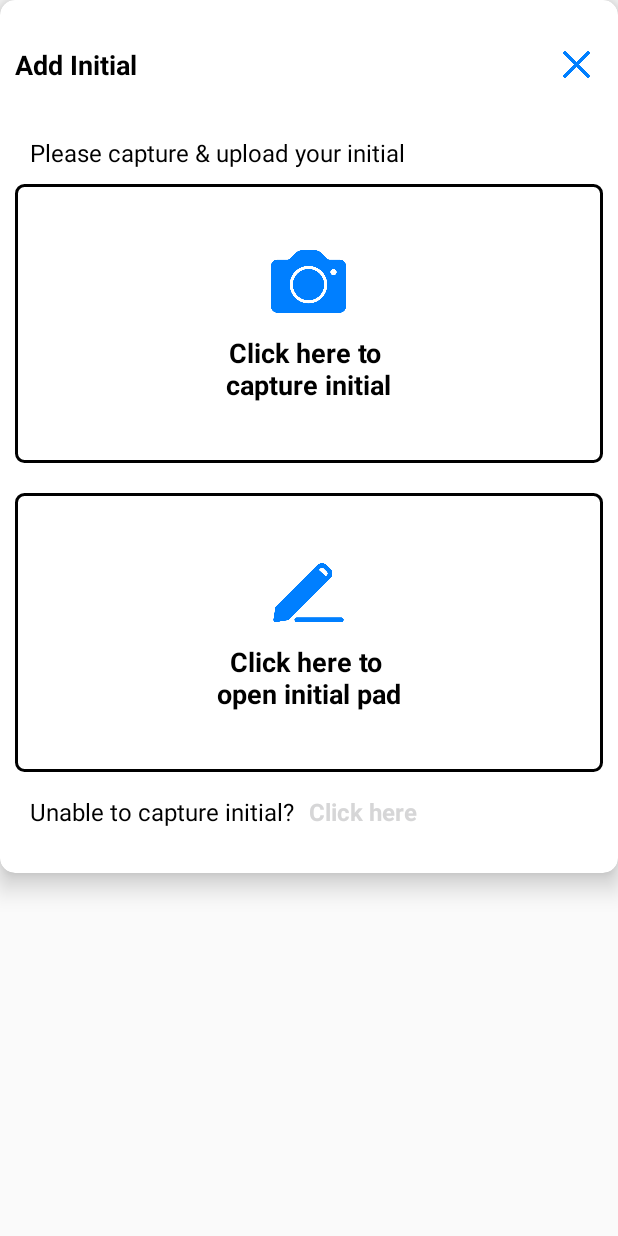
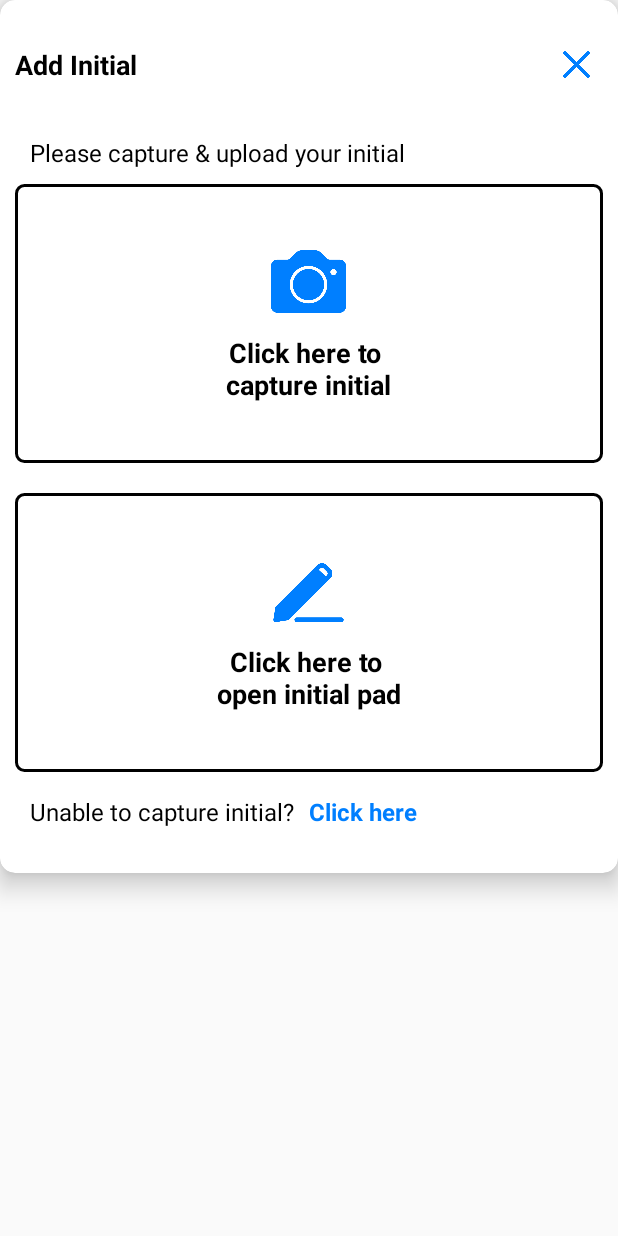
Before and after one commit to techrevgit/TechrevVideoCall, an Android app: the fragment CaptureSignerInitialDialogFragment shown on its own in the app's theme, on a phone screen of 412 x 824 dp. Run offline under Robolectric (Android 15) with nearby library versions, the phone set to English and light mode, and no system bars; 3 statements that could not run were skipped.

Commit message:
Some minor issues resolved

```diff
--- a/analytics/src/main/java/com/techrev/videocall/RetrofitNetworkClass.java
+++ b/analytics/src/main/java/com/techrev/videocall/RetrofitNetworkClass.java
@@ -1,4 +1,4 @@
-//package cordova_plugin_techrev_videoconference.TechRevVideoConferenceWrapper;
+//package .TechRevVideoConferenceWrapper;
 package com.techrev.videocall;
 import android.content.Context;
 import android.net.ConnectivityManager;
--- a/analytics/src/main/res/layout/activity_camera.xml
+++ b/analytics/src/main/res/layout/activity_camera.xml
@@ -4,7 +4,7 @@
     android:layout_width="match_parent"
     android:layout_height="match_parent"
     android:orientation="vertical"
-    tools:context="cordova_plugin_techrev_videoconference.CameraActivity">
+    tools:context=".CameraActivity">
 
     <RelativeLayout
         android:layout_width="match_parent"
--- a/analytics/src/main/res/layout/activity_my_all_uploaded_documents.xml
+++ b/analytics/src/main/res/layout/activity_my_all_uploaded_documents.xml
@@ -7,7 +7,7 @@
     android:layout_height="match_parent"
     android:fitsSystemWindows="false"
     android:orientation="vertical"
-    tools:context="cordova_plugin_techrev_videoconference.MyAllUploadedDocumentsActivity">
+    tools:context=".MyAllUploadedDocumentsActivity">
 
     <LinearLayout
         android:id="@+id/header_section"
--- a/analytics/src/main/res/layout/activity_my_current_uploaded_documents.xml
+++ b/analytics/src/main/res/layout/activity_my_current_uploaded_documents.xml
@@ -7,7 +7,7 @@
     android:layout_height="match_parent"
     android:fitsSystemWindows="false"
     android:orientation="vertical"
-    tools:context="cordova_plugin_techrev_videoconference.MyCurrentUploadedDocumentsActivity">
+    tools:context=".MyCurrentUploadedDocumentsActivity">
 
     <LinearLayout
         android:id="@+id/header_section"
--- a/analytics/src/main/res/layout/activity_preview_request_document.xml
+++ b/analytics/src/main/res/layout/activity_preview_request_document.xml
@@ -6,7 +6,7 @@
     android:layout_width="match_parent"
     android:layout_height="match_parent"
     android:orientation="vertical"
-    tools:context="cordova_plugin_techrev_videoconference.PreviewRequestDocumentActivity">
+    tools:context=".PreviewRequestDocumentActivity">
 
     <LinearLayout
         android:id="@+id/header_section"
--- a/analytics/src/main/res/layout/activity_white_board.xml
+++ b/analytics/src/main/res/layout/activity_white_board.xml
@@ -4,7 +4,7 @@
     android:layout_width="match_parent"
     android:layout_height="match_parent"
     android:orientation="vertical"
-    tools:context="cordova_plugin_techrev_videoconference.WhiteBoardActivity">
+    tools:context=".WhiteBoardActivity">
 
     <RelativeLayout
         android:layout_width="match_parent"
--- a/analytics/src/main/res/layout/chat_option_menu.xml
+++ b/analytics/src/main/res/layout/chat_option_menu.xml
@@ -1,5 +1,5 @@
 <?xml version="1.0" encoding="utf-8"?>
-<menu xmlns:android="http://schemas.android.com/apk/res/android" >
+<menu xmlns:android="http://schemas.android.com/apk/res/android">
     <item android:id="@+id/copy_item"
         android:title="Copy"
         android:icon="@drawable/copy"
--- a/analytics/src/main/res/layout/dialog_fragment_signer_authorization.xml
+++ b/analytics/src/main/res/layout/dialog_fragment_signer_authorization.xml
@@ -9,7 +9,7 @@
     app:cardElevation="1dp"
     android:layout_marginLeft="15dp"
     android:layout_marginRight="15dp"
-    tools:context="cordova_plugin_techrev_videoconference.SignerAuthirizationDialogFragment">
+    tools:context=".SignerAuthirizationDialogFragment">
 
     <LinearLayout
         android:layout_width="match_parent"
--- a/analytics/src/main/res/layout/dialog_fragment_signer_initial.xml
+++ b/analytics/src/main/res/layout/dialog_fragment_signer_initial.xml
@@ -7,7 +7,7 @@
     app:cardCornerRadius="10dp"
     app:cardElevation="10dp"
     app:cardBackgroundColor="@color/white"
-    tools:context="cordova_plugin_techrev_videoconference.CaptureSignerInitialDialogFragment">
+    tools:context=".CaptureSignerInitialDialogFragment">
 
     <LinearLayout
         android:layout_width="match_parent"
@@ -148,7 +148,7 @@
                 android:paddingTop="10dp"
                 android:paddingBottom="10dp"
                 android:textSize="16sp"
-                android:textColor="@color/colorPrimary"
+                android:textColor="@color/color_primary"
                 />
 
         </LinearLayout>
--- a/analytics/src/main/res/layout/dialog_fragment_signer_signature.xml
+++ b/analytics/src/main/res/layout/dialog_fragment_signer_signature.xml
@@ -7,7 +7,7 @@
         app:cardCornerRadius="10dp"
         app:cardElevation="10dp"
         app:cardBackgroundColor="@color/white"
-        tools:context="cordova_plugin_techrev_videoconference.CaptureSignerSignatureDialogFragment">
+        tools:context=".CaptureSignerSignatureDialogFragment">
 
     <LinearLayout
         android:layout_width="match_parent"
@@ -157,7 +157,7 @@
                 android:paddingTop="10dp"
                 android:paddingBottom="10dp"
                 android:textSize="16sp"
-                android:textColor="@color/colorPrimary"
+                android:textColor="@color/color_primary"
                 />
 
         </LinearLayout>
--- a/analytics/src/main/res/xml/config.xml
+++ b/analytics/src/main/res/xml/config.xml
@@ -51,10 +51,10 @@
         <param name="onload" value="true" />
     </feature>
     <feature name="TechRevIdVerificationWrapper">
-        <param name="android-package" value="cordova_plugin_techrev_idverification.TechRevIdVerificationWrapper" />
+        <param name="android-package" value=".TechRevIdVerificationWrapper" />
     </feature>
     <feature name="TechRevVideoConferenceWrapper">
-        <param name="android-package" value="cordova_plugin_techrev_videoconference.TechRevVideoConferenceWrapper" />
+        <param name="android-package" value=".TechRevVideoConferenceWrapper" />
     </feature>
     <feature name="SQLitePlugin">
         <param name="android-package" value="io.sqlc.SQLitePlugin" />
```
